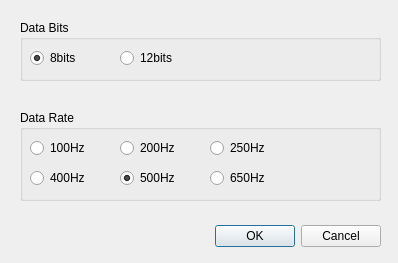
oymotion/oym8CHWave, file oym8CHWave/dialogdatasetting.ui: the form before one commit.
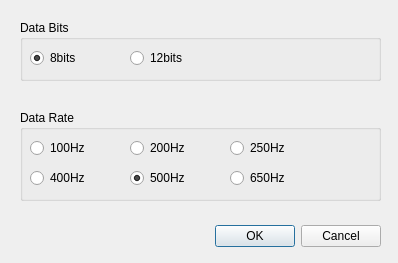
The form after the commit.

Commit message: 调整数据设置对话框的选项显示长度

```diff
--- a/oym8CHWave/dialogdatasetting.ui
+++ b/oym8CHWave/dialogdatasetting.ui
@@ -44,9 +44,9 @@
    <widget class="QRadioButton" name="radioButton_12bit">
     <property name="geometry">
      <rect>
-      <x>100</x>
+      <x>110</x>
       <y>30</y>
-      <width>61</width>
+      <width>91</width>
       <height>16</height>
      </rect>
     </property>
@@ -59,7 +59,7 @@
      <rect>
       <x>10</x>
       <y>30</y>
-      <width>61</width>
+      <width>91</width>
       <height>16</height>
      </rect>
     </property>
@@ -86,9 +86,9 @@
    <widget class="QRadioButton" name="radioButton_650Hz">
     <property name="geometry">
      <rect>
-      <x>190</x>
+      <x>210</x>
       <y>60</y>
-      <width>61</width>
+      <width>91</width>
       <height>16</height>
      </rect>
     </property>
@@ -99,9 +99,9 @@
    <widget class="QRadioButton" name="radioButton_500Hz">
     <property name="geometry">
      <rect>
-      <x>100</x>
+      <x>110</x>
       <y>60</y>
-      <width>61</width>
+      <width>91</width>
       <height>16</height>
      </rect>
     </property>
@@ -115,9 +115,9 @@
    <widget class="QRadioButton" name="radioButton_250Hz">
     <property name="geometry">
      <rect>
-      <x>190</x>
+      <x>210</x>
       <y>30</y>
-      <width>61</width>
+      <width>91</width>
       <height>16</height>
      </rect>
     </property>
@@ -130,7 +130,7 @@
      <rect>
       <x>10</x>
       <y>30</y>
-      <width>61</width>
+      <width>91</width>
       <height>16</height>
      </rect>
     </property>
@@ -141,9 +141,9 @@
    <widget class="QRadioButton" name="radioButton_200Hz">
     <property name="geometry">
      <rect>
-      <x>100</x>
+      <x>110</x>
       <y>30</y>
-      <width>61</width>
+      <width>91</width>
       <height>16</height>
      </rect>
     </property>
@@ -156,7 +156,7 @@
      <rect>
       <x>10</x>
       <y>60</y>
-      <width>61</width>
+      <width>91</width>
       <height>16</height>
      </rect>
     </property>
```
